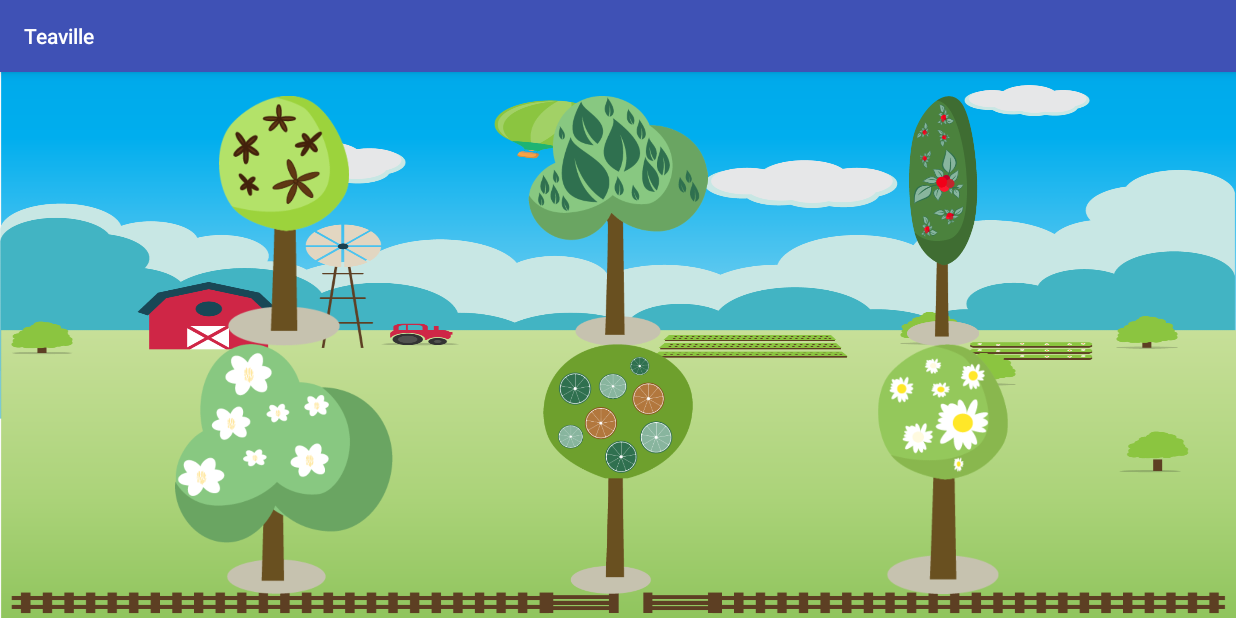
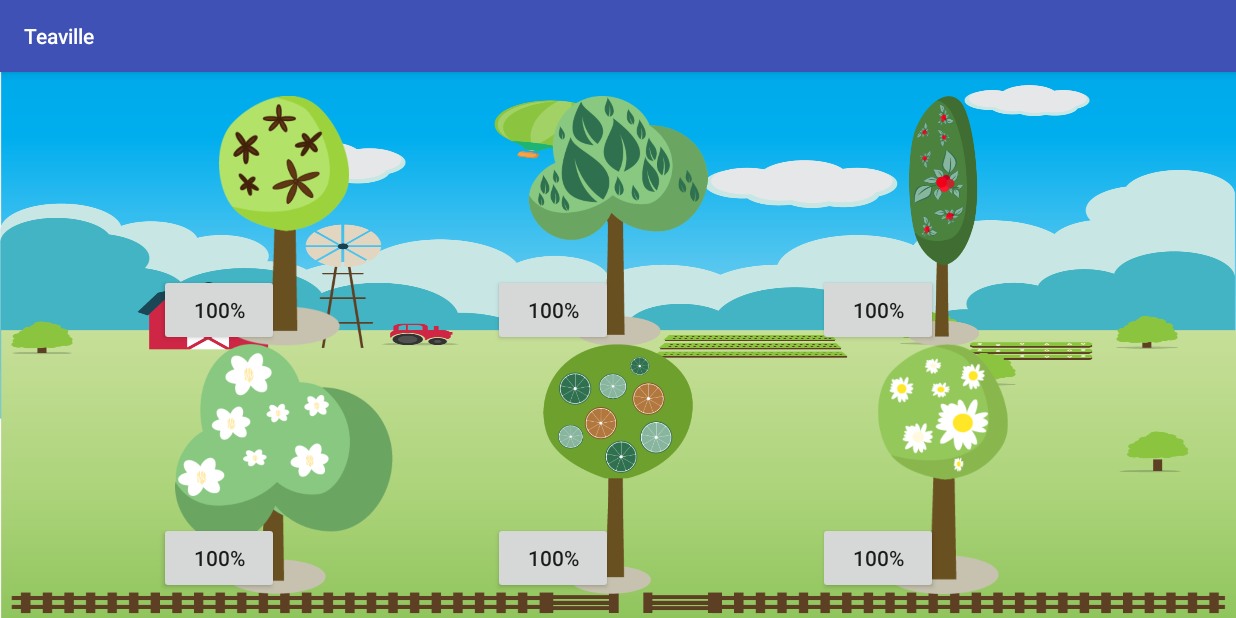
Before and after one commit to lagwy/APIS-Te, an Android app: the Juego screen opened directly, with no data from a screen before it, on a phone screen of 824 x 412 dp (held sideways). Run offline under Robolectric (Android 15) with nearby library versions, the phone set to English and light mode, and no system bars.

Commit message:
Botones para mostrar el progreso para cada té

```diff
--- a/app/src/main/java/itesm/mx/apis_te/Juego.java
+++ b/app/src/main/java/itesm/mx/apis_te/Juego.java
@@ -8,18 +8,39 @@ import android.widget.ImageView;
 import android.widget.Toast;
 
 public class Juego extends AppCompatActivity {
+    ImageView anisIV;
+    ImageView camelliaIV;
+    ImageView ginsengIV;
+    ImageView jazminIV;
+    ImageView limonIV;
+    ImageView manzanillaIV;
 
     @Override
     protected void onCreate(Bundle savedInstanceState) {
         super.onCreate(savedInstanceState);
         setContentView(R.layout.activity_juego);
 
-        final ImageView anisIV = (ImageView) findViewById(R.id.masetaIV1);      // Anis
-        final ImageView camelliaIV = (ImageView) findViewById(R.id.masetaIV2);  // Camellia
-        final ImageView ginsengIV = (ImageView) findViewById(R.id.masetaIV3);   // Ginseng
-        final ImageView jazminIV = (ImageView) findViewById(R.id.masetaIV4);    // Jazmin
-        final ImageView limonIV = (ImageView) findViewById(R.id.masetaIV5);     // Limon
-        final ImageView manzanillaIV = (ImageView) findViewById(R.id.masetaIV6);// Manzanilla
+
+
+        runOnUiThread(new Runnable() {
+
+            @Override
+            public void run() {
+                anisIV = (ImageView) findViewById(R.id.masetaIV1);      // Anis
+                camelliaIV = (ImageView) findViewById(R.id.masetaIV2);  // Camellia
+                ginsengIV = (ImageView) findViewById(R.id.masetaIV3);   // Ginseng
+            }
+        });
+
+        runOnUiThread(new Runnable() {
+
+            @Override
+            public void run() {
+                jazminIV = (ImageView) findViewById(R.id.masetaIV4);    // Jazmin
+                limonIV = (ImageView) findViewById(R.id.masetaIV5);     // Limon
+                manzanillaIV = (ImageView) findViewById(R.id.masetaIV6);// Manzanilla
+            }
+        });
 
         View.OnClickListener listener = new View.OnClickListener() {
             @Override
--- a/app/src/main/res/layout/activity_juego.xml
+++ b/app/src/main/res/layout/activity_juego.xml
@@ -61,6 +61,60 @@
         android:layout_alignTop="@+id/masetaIV5"
         android:layout_alignStart="@+id/masetaIV3" />
 
+    <Button
+        style="?android:attr/buttonStyleSmall"
+        android:layout_width="120px"
+        android:layout_height="wrap_content"
+        android:text="100%"
+        android:id="@+id/button"
+        android:layout_alignBottom="@+id/masetaIV1"
+        android:layout_alignStart="@+id/masetaIV1" />
+
+    <Button
+        style="?android:attr/buttonStyleSmall"
+        android:layout_width="120px"
+        android:layout_height="wrap_content"
+        android:text="100%"
+        android:id="@+id/button2"
+        android:layout_alignBottom="@+id/masetaIV2"
+        android:layout_alignStart="@+id/masetaIV2" />
+
+    <Button
+        style="?android:attr/buttonStyleSmall"
+        android:layout_width="120px"
+        android:layout_height="wrap_content"
+        android:text="100%"
+        android:id="@+id/button3"
+        android:layout_alignBottom="@+id/masetaIV3"
+        android:layout_alignStart="@+id/masetaIV3" />
+
+    <Button
+        style="?android:attr/buttonStyleSmall"
+        android:layout_width="120px"
+        android:layout_height="wrap_content"
+        android:text="100%"
+        android:id="@+id/button4"
+        android:layout_alignBottom="@+id/masetaIV4"
+        android:layout_alignStart="@+id/masetaIV4" />
+
+    <Button
+        style="?android:attr/buttonStyleSmall"
+        android:layout_width="120px"
+        android:layout_height="wrap_content"
+        android:text="100%"
+        android:id="@+id/button5"
+        android:layout_alignBottom="@+id/masetaIV5"
+        android:layout_alignStart="@+id/masetaIV5" />
+
+    <Button
+        style="?android:attr/buttonStyleSmall"
+        android:layout_width="120px"
+        android:layout_height="wrap_content"
+        android:text="100%"
+        android:id="@+id/button6"
+        android:layout_alignBottom="@+id/masetaIV6"
+        android:layout_alignStart="@+id/masetaIV6" />
+
     <!--
     <ImageView
         android:layout_width="wrap_content"
```
